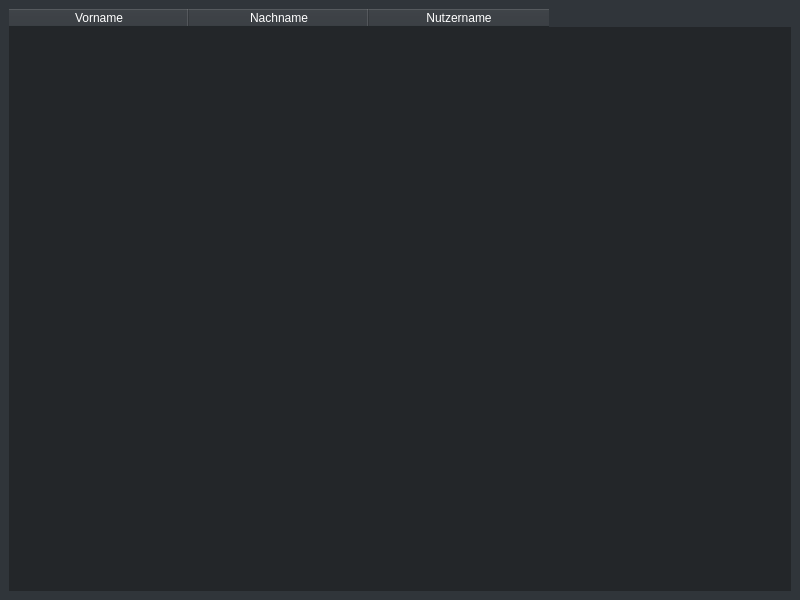
Jan200101/admintool, file ui/main.ui: the form before one commit.
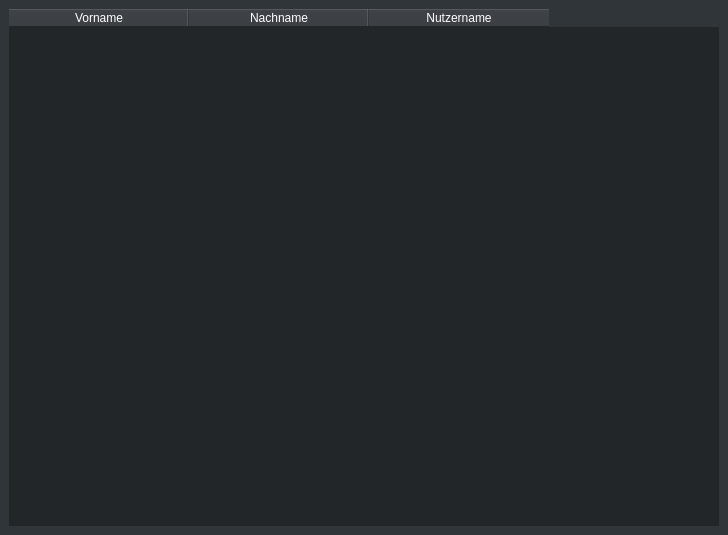
The form after the commit.

Commit message: Add min size to UI and change default size

Patch:
```diff
--- a/ui/main.ui
+++ b/ui/main.ui
@@ -6,10 +6,16 @@
    <rect>
     <x>0</x>
     <y>0</y>
-    <width>800</width>
-    <height>600</height>
+    <width>728</width>
+    <height>535</height>
    </rect>
   </property>
+  <property name="minimumSize">
+   <size>
+    <width>554</width>
+    <height>386</height>
+   </size>
+  </property>
   <property name="windowTitle">
    <string>Admintool</string>
   </property>
```
